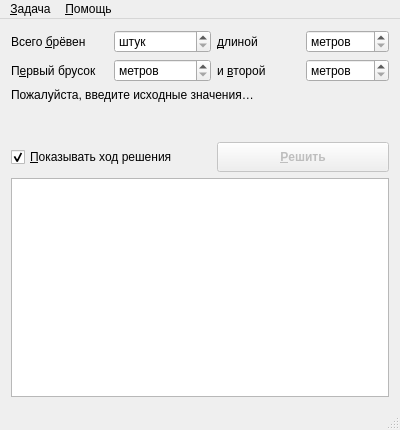
The window that mainwindow.ui (Envek/EDTKW) describes before a commit, drawn with Qt 5.
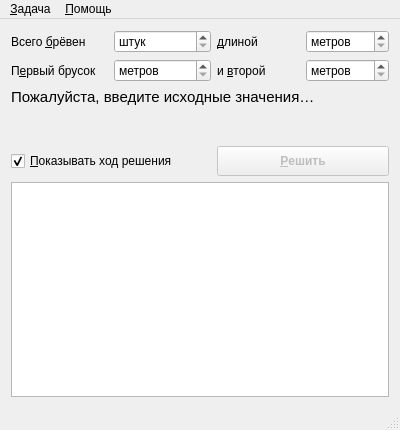
The same window after the commit. Icons and pictures are not drawn.

Commit message: Added icon file. GUI polishing. No logic changes.

Patch:
```diff
--- a/mainwindow.ui
+++ b/mainwindow.ui
@@ -144,6 +144,11 @@
     </item>
     <item row="2" column="0" colspan="4">
      <widget class="QLabel" name="hintLabel">
+      <property name="font">
+       <font>
+        <pointsize>11</pointsize>
+       </font>
+      </property>
       <property name="text">
        <string>Пожалуйста, введите исходные значения…</string>
       </property>
```
Left out of the diff: 20 changed lines with no effect on the pictures. The commit also changes 5 other files.
